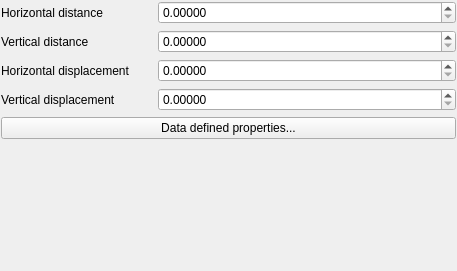
Before: the Qt Designer form src/ui/symbollayer/widget_pointpatternfill.ui in carsmie/QGIS, drawn with Qt 5.
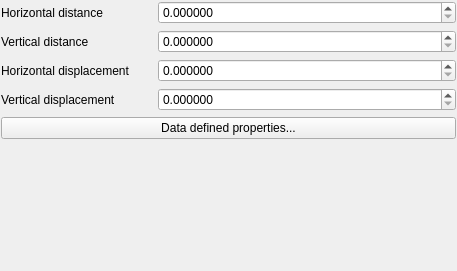
After: the same form once the commit is applied. Custom widgets are drawn as their Qt base class.

Patch:
```diff
--- a/src/ui/symbollayer/widget_pointpatternfill.ui
+++ b/src/ui/symbollayer/widget_pointpatternfill.ui
@@ -53,7 +53,7 @@
         </sizepolicy>
        </property>
        <property name="decimals">
-        <number>5</number>
+        <number>6</number>
        </property>
        <property name="maximum">
         <double>99999999.989999994635582</double>
@@ -86,7 +86,7 @@
         </sizepolicy>
        </property>
        <property name="decimals">
-        <number>5</number>
+        <number>6</number>
        </property>
        <property name="maximum">
         <double>999999999.990000009536743</double>
@@ -119,7 +119,7 @@
         </sizepolicy>
        </property>
        <property name="decimals">
-        <number>5</number>
+        <number>6</number>
        </property>
        <property name="maximum">
         <double>9999999.990000000223517</double>
@@ -152,7 +152,7 @@
         </sizepolicy>
        </property>
        <property name="decimals">
-        <number>5</number>
+        <number>6</number>
        </property>
        <property name="maximum">
         <double>999999999.990000009536743</double>
```
